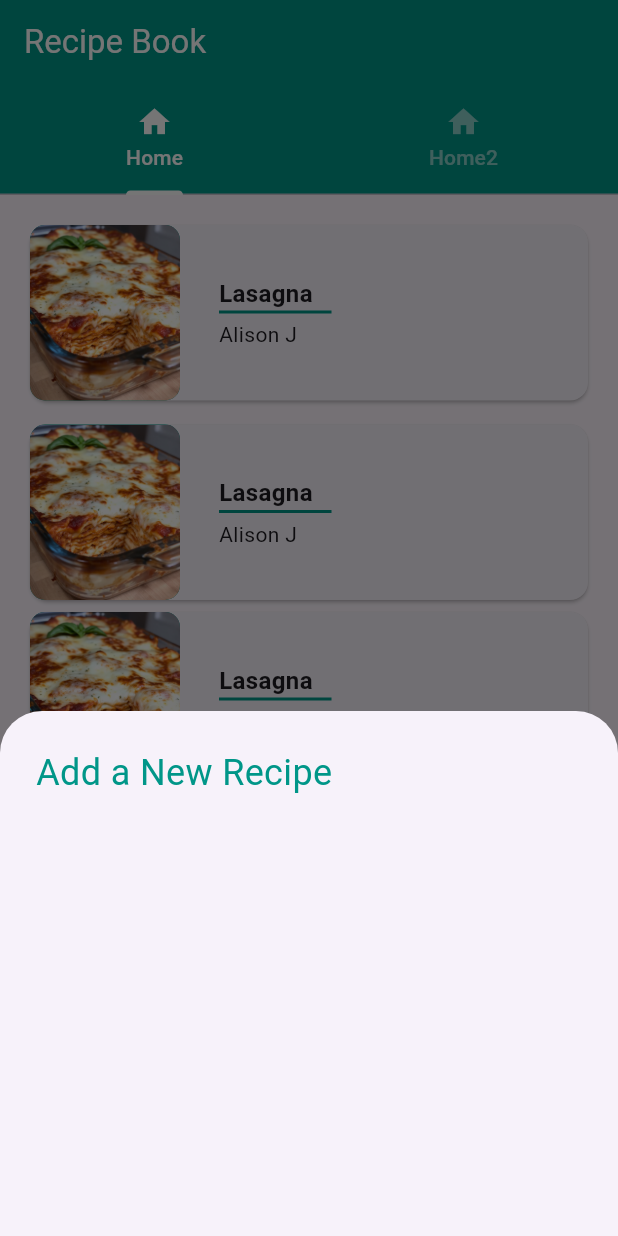
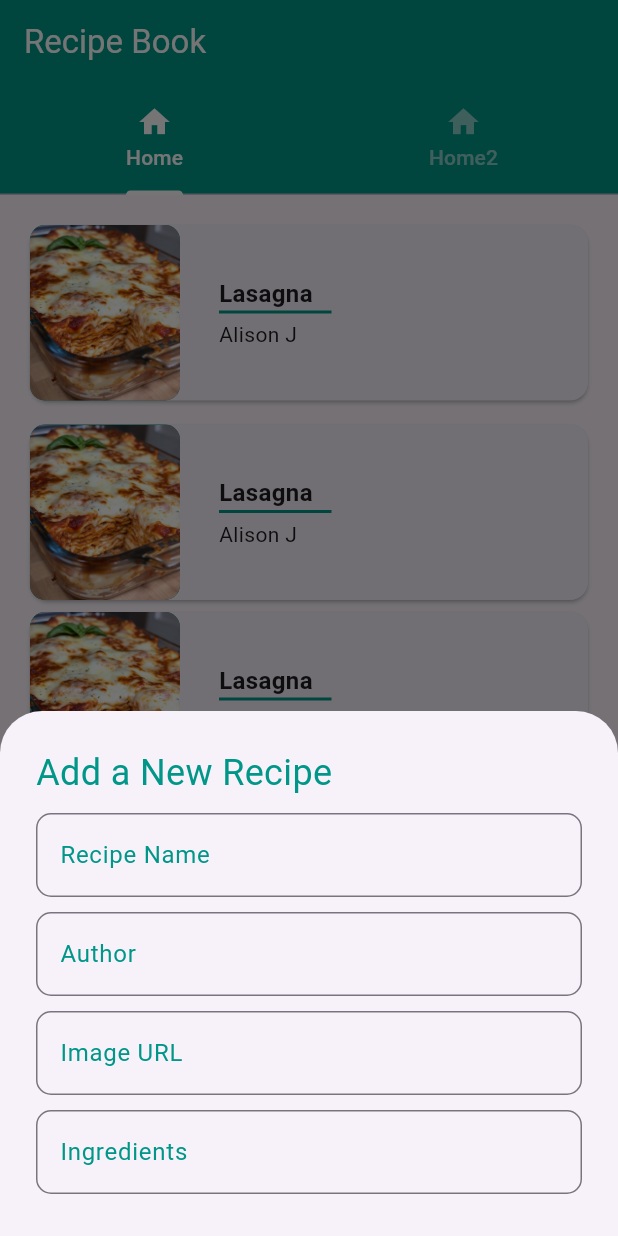
Before and after one commit to AlexNaupay/Recipe-Book-Flutter, a Flutter app: the screen it shows after launch, after a tap on the "add" icon, on a phone screen of 412 x 824 dp. Run offline on Flutter 3.47's test engine with Material 3 defaults, Android fonts, the phone set to English and light mode, and no system bars; Roboto replaces fonts that are missing (Quicksand).

Commit message:
TextField

```diff
--- a/lib/screens/home_screen.dart
+++ b/lib/screens/home_screen.dart
@@ -47,21 +47,51 @@ class RecipeForm extends StatelessWidget {
 
   @override
   Widget build(BuildContext context) {
-    return const Padding(
-      padding: EdgeInsets.all(8),
+    return Padding(
+      padding: const EdgeInsets.all(8),
       child: Form(
         //key: _formkey,
-          child: Column(
-            crossAxisAlignment: CrossAxisAlignment.start,
-            children: [
-              Text("Add a New Recipe", style: TextStyle(color: Colors.teal, fontSize: 24),)
-            ],
+          child: SingleChildScrollView(
+            child: Column(
+              crossAxisAlignment: CrossAxisAlignment.start,
+              children: [
+                const Text("Add a New Recipe", style: TextStyle(color: Colors.teal, fontSize: 24)),
+                const SizedBox(height: 10),
+                _buildTextField(label: "Recipe Name"),
+                const SizedBox(height: 10),
+                _buildTextField(label: "Author"),
+                const SizedBox(height: 10),
+                _buildTextField(label: "Image URL"),
+                const SizedBox(height: 10),
+                _buildTextField(label: "Ingredients"),
+                const SizedBox(height: 10),
+                _buildTextField(label: "Instructions"),
+
+
+              ],
+            ),
           )
       ),
     );
   }
 
+  Widget _buildTextField({required String label}){
+    return TextFormField(
+      decoration: InputDecoration(
+        labelText: label,
+        labelStyle: const TextStyle(fontFamily: 'Quicksand', color: Colors.teal),
+        border: OutlineInputBorder(borderRadius: BorderRadius.circular(10)),
+        focusedBorder: OutlineInputBorder(
+          borderRadius: BorderRadius.circular(10),
+          borderSide:const BorderSide(color: Colors.teal, width: 1)
+        ),
+      ),
+      focusNode: FocusNode(),
+    );
+  }
+
 }
+
 
 class RecipeCard extends StatelessWidget {
   const RecipeCard({
```
